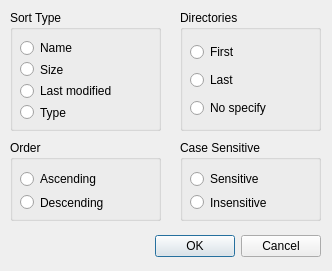
haraki/farman, file sortdialog.ui: the form before one commit.
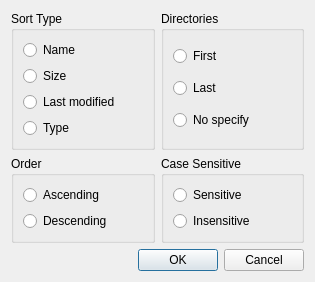
The form after the commit.

Commit message: refactor layout of SortDialog.

Diff of the .ui file:
```diff
--- a/sortdialog.ui
+++ b/sortdialog.ui
@@ -6,54 +6,23 @@
    <rect>
     <x>0</x>
     <y>0</y>
-    <width>332</width>
-    <height>271</height>
+    <width>315</width>
+    <height>247</height>
    </rect>
   </property>
   <property name="windowTitle">
    <string>Sort Settings</string>
   </property>
-  <widget class="QDialogButtonBox" name="buttonBox">
-   <property name="geometry">
-    <rect>
-     <x>20</x>
-     <y>230</y>
-     <width>301</width>
-     <height>32</height>
-    </rect>
-   </property>
-   <property name="orientation">
-    <enum>Qt::Horizontal</enum>
-   </property>
-   <property name="standardButtons">
-    <set>QDialogButtonBox::Cancel|QDialogButtonBox::Ok</set>
-   </property>
-  </widget>
+  <layout class="QGridLayout" name="gridLayout">
+   <item row="0" column="0">
   <widget class="QGroupBox" name="sortTypeGroupBox">
-   <property name="geometry">
-    <rect>
-     <x>10</x>
-     <y>10</y>
-     <width>151</width>
-     <height>121</height>
-    </rect>
-   </property>
    <property name="title">
     <string>Sort Type</string>
    </property>
    <property name="alignment">
     <set>Qt::AlignLeading|Qt::AlignLeft|Qt::AlignTop</set>
    </property>
-   <widget class="QWidget" name="verticalLayoutWidget">
-    <property name="geometry">
-     <rect>
-      <x>10</x>
-      <y>30</y>
-      <width>131</width>
-      <height>80</height>
-     </rect>
-    </property>
-    <layout class="QVBoxLayout" name="sortTypeVerticalLayout">
+     <layout class="QVBoxLayout" name="verticalLayout">
      <item>
       <widget class="QRadioButton" name="sortNameRadioButton">
        <property name="focusPolicy">
@@ -96,74 +65,13 @@
      </item>
     </layout>
    </widget>
-  </widget>
-  <widget class="QGroupBox" name="orderGroupBox">
-   <property name="geometry">
-    <rect>
-     <x>10</x>
-     <y>140</y>
-     <width>151</width>
-     <height>81</height>
-    </rect>
-   </property>
-   <property name="title">
-    <string>Order</string>
-   </property>
-   <widget class="QWidget" name="verticalLayoutWidget_2">
-    <property name="geometry">
-     <rect>
-      <x>10</x>
-      <y>30</y>
-      <width>131</width>
-      <height>41</height>
-     </rect>
-    </property>
-    <layout class="QVBoxLayout" name="orderVerticalLayout">
-     <item>
-      <widget class="QRadioButton" name="orderAscendingRadioButton">
-       <property name="focusPolicy">
-        <enum>Qt::StrongFocus</enum>
-       </property>
-       <property name="text">
-        <string>Ascending</string>
-       </property>
-      </widget>
-     </item>
-     <item>
-      <widget class="QRadioButton" name="orderDescendingRadioButton">
-       <property name="focusPolicy">
-        <enum>Qt::StrongFocus</enum>
-       </property>
-       <property name="text">
-        <string>Descending</string>
-       </property>
-      </widget>
-     </item>
-    </layout>
-   </widget>
-  </widget>
+   </item>
+   <item row="0" column="1">
   <widget class="QGroupBox" name="dirGroupBox">
-   <property name="geometry">
-    <rect>
-     <x>180</x>
-     <y>10</y>
-     <width>141</width>
-     <height>121</height>
-    </rect>
-   </property>
    <property name="title">
     <string>Directories</string>
    </property>
-   <widget class="QWidget" name="verticalLayoutWidget_3">
-    <property name="geometry">
-     <rect>
-      <x>10</x>
-      <y>30</y>
-      <width>121</width>
-      <height>81</height>
-     </rect>
-    </property>
-    <layout class="QVBoxLayout" name="dirVerticalLayout">
+     <layout class="QVBoxLayout" name="verticalLayout_2">
      <item>
       <widget class="QRadioButton" name="dirFirstRadioButton">
        <property name="focusPolicy">
@@ -196,29 +104,42 @@
      </item>
     </layout>
    </widget>
-  </widget>
+   </item>
+   <item row="1" column="0">
+    <widget class="QGroupBox" name="orderGroupBox">
+     <property name="title">
+      <string>Order</string>
+     </property>
+     <layout class="QVBoxLayout" name="verticalLayout_3">
+      <item>
+       <widget class="QRadioButton" name="orderAscendingRadioButton">
+        <property name="focusPolicy">
+         <enum>Qt::StrongFocus</enum>
+        </property>
+        <property name="text">
+         <string>Ascending</string>
+        </property>
+       </widget>
+      </item>
+      <item>
+       <widget class="QRadioButton" name="orderDescendingRadioButton">
+        <property name="focusPolicy">
+         <enum>Qt::StrongFocus</enum>
+        </property>
+        <property name="text">
+         <string>Descending</string>
+        </property>
+       </widget>
+      </item>
+     </layout>
+    </widget>
+   </item>
+   <item row="1" column="1">
   <widget class="QGroupBox" name="caseGroupBox">
-   <property name="geometry">
-    <rect>
-     <x>180</x>
-     <y>140</y>
-     <width>141</width>
-     <height>81</height>
-    </rect>
-   </property>
    <property name="title">
     <string>Case Sensitive</string>
    </property>
-   <widget class="QWidget" name="verticalLayoutWidget_4">
-    <property name="geometry">
-     <rect>
-      <x>10</x>
-      <y>30</y>
-      <width>121</width>
-      <height>41</height>
-     </rect>
-    </property>
-    <layout class="QVBoxLayout" name="caseVerticalLayout">
+     <layout class="QVBoxLayout" name="verticalLayout_4">
      <item>
       <widget class="QRadioButton" name="caseSensitiveRadioButton">
        <property name="focusPolicy">
@@ -241,7 +162,18 @@
      </item>
     </layout>
    </widget>
-  </widget>
+   </item>
+   <item row="2" column="0" colspan="2">
+    <widget class="QDialogButtonBox" name="buttonBox">
+     <property name="orientation">
+      <enum>Qt::Horizontal</enum>
+     </property>
+     <property name="standardButtons">
+      <set>QDialogButtonBox::Cancel|QDialogButtonBox::Ok</set>
+     </property>
+    </widget>
+   </item>
+  </layout>
  </widget>
  <resources/>
  <connections>
```
Lines whose indentation alone changed are shown as unchanged.
